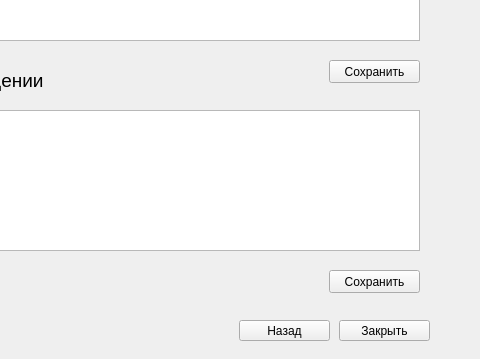
First picture: the form in infoWindow2.ui, repository KaMA308/Reader-s-diary, before the edit; both pictures show x 251 to 731 and y 230 to 589 of the 731 by 589 pixel window.
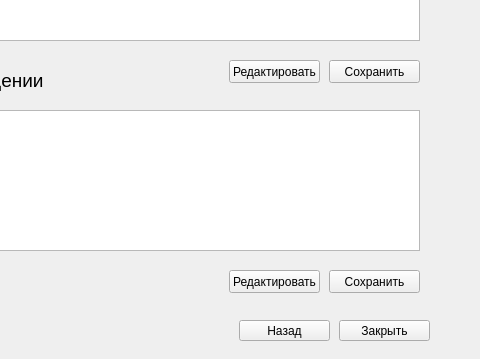
Second picture: the form after the edit.

Commit message: Доп информация горячие клавиши для редактирования

The edit to the form file:
```diff
--- a/infoWindow2.ui
+++ b/infoWindow2.ui
@@ -121,6 +121,32 @@
     <string>Сохранить</string>
    </property>
   </widget>
+  <widget class="QPushButton" name="editArgum">
+   <property name="geometry">
+    <rect>
+     <x>480</x>
+     <y>290</y>
+     <width>91</width>
+     <height>23</height>
+    </rect>
+   </property>
+   <property name="text">
+    <string>Редактировать</string>
+   </property>
+  </widget>
+  <widget class="QPushButton" name="editClash">
+   <property name="geometry">
+    <rect>
+     <x>480</x>
+     <y>500</y>
+     <width>91</width>
+     <height>23</height>
+    </rect>
+   </property>
+   <property name="text">
+    <string>Редактировать</string>
+   </property>
+  </widget>
  </widget>
  <resources/>
  <connections/>
```
Left out of the diff: 6 changed lines with no effect on the pictures. The commit also changes 2 other files.
